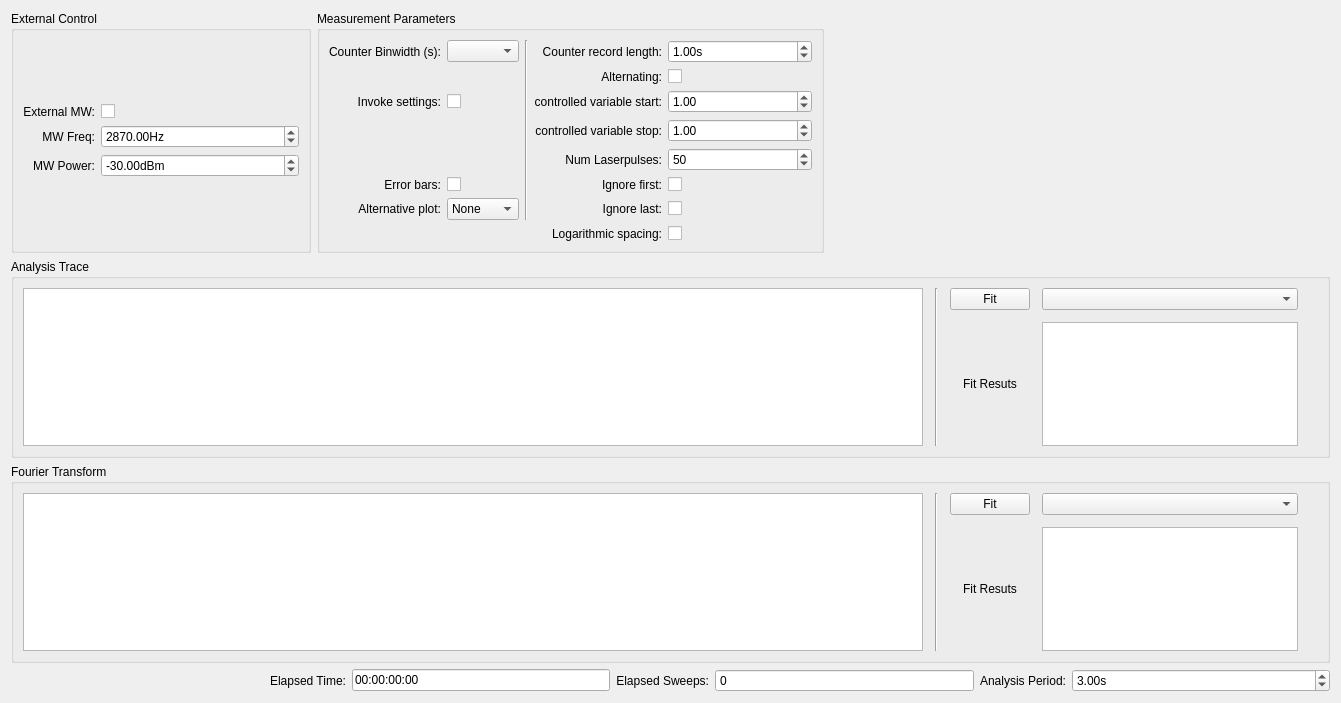
Before: the Qt Designer form gui/pulsed/ui_pulse_analysis.ui in The-Devil-8/qudi, drawn with Qt 5.
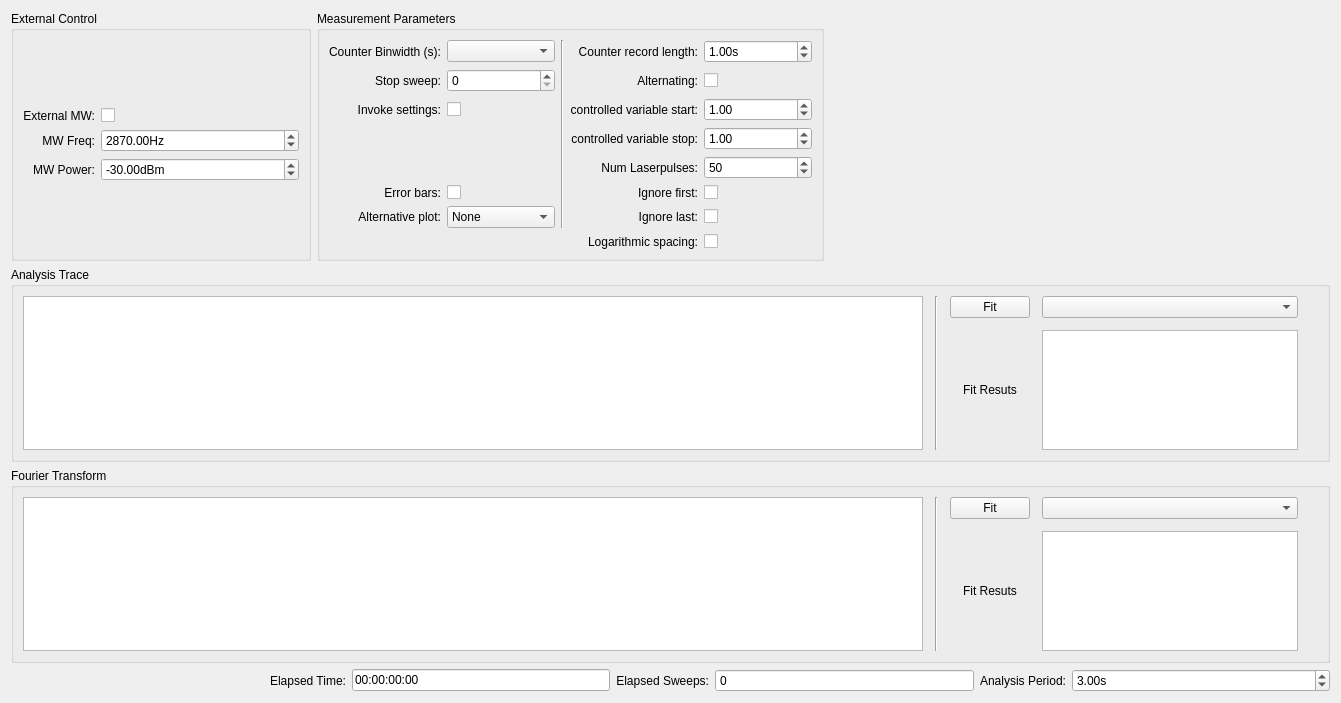
After: the same form once the commit is applied. Custom widgets are drawn as their Qt base class.

Commit message: Stop Sweep added in GUI and linked to respective modules

What changed in the file:
```diff
--- a/gui/pulsed/ui_pulse_analysis.ui
+++ b/gui/pulsed/ui_pulse_analysis.ui
@@ -638,6 +638,35 @@
           <item row="0" column="1">
            <widget class="QComboBox" name="ana_param_fc_bins_ComboBox"/>
           </item>
+          <item row="1" column="0">
+           <widget class="QLabel" name="ana_param_stop_sweep_Label">
+            <property name="text">
+             <string>Stop sweep:</string>
+            </property>
+            <property name="alignment">
+             <set>Qt::AlignRight|Qt::AlignTrailing|Qt::AlignVCenter</set>
+            </property>
+           </widget>
+          </item>
+          <item row="1" column="1">
+           <widget class="QSpinBox" name="ana_param_stop_sweep_SpinBox">
+            <property name="sizePolicy">
+             <sizepolicy hsizetype="Expanding" vsizetype="Fixed">
+              <horstretch>0</horstretch>
+              <verstretch>0</verstretch>
+             </sizepolicy>
+            </property>
+            <property name="minimum">
+             <number>0</number>
+            </property>
+            <property name="maximum">
+             <number>10000000</number>
+            </property>
+            <property name="value">
+             <number>0</number>
+            </property>
+           </widget>
+          </item>
           <item row="2" column="0">
            <widget class="QLabel" name="label_2">
             <property name="text">
```
The commit also changes 3 other files.
